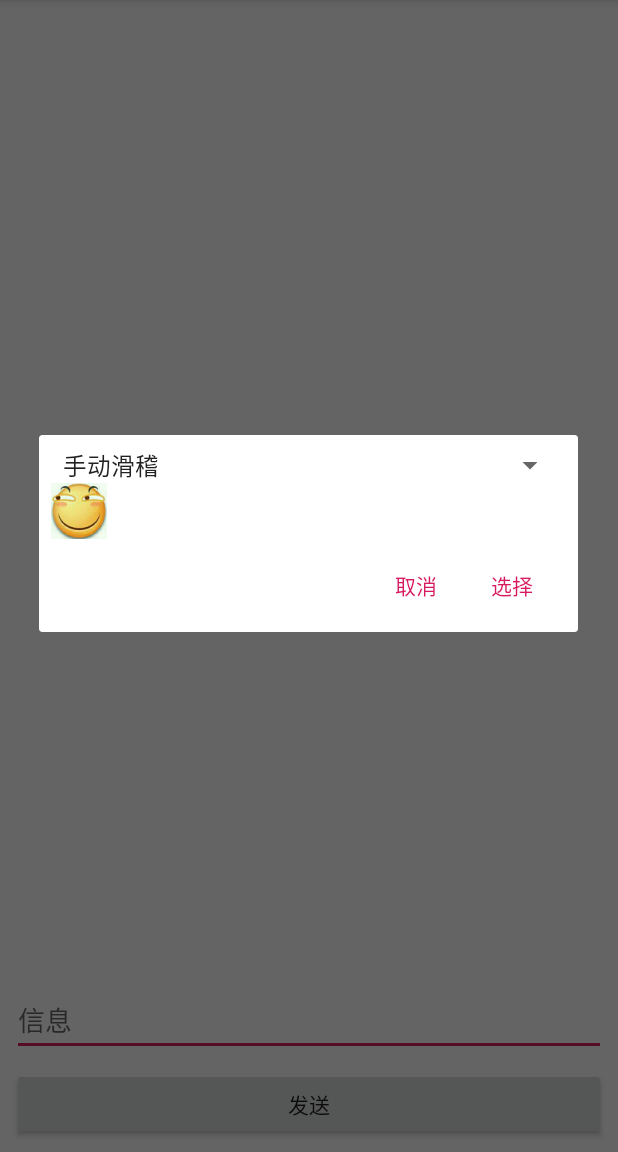
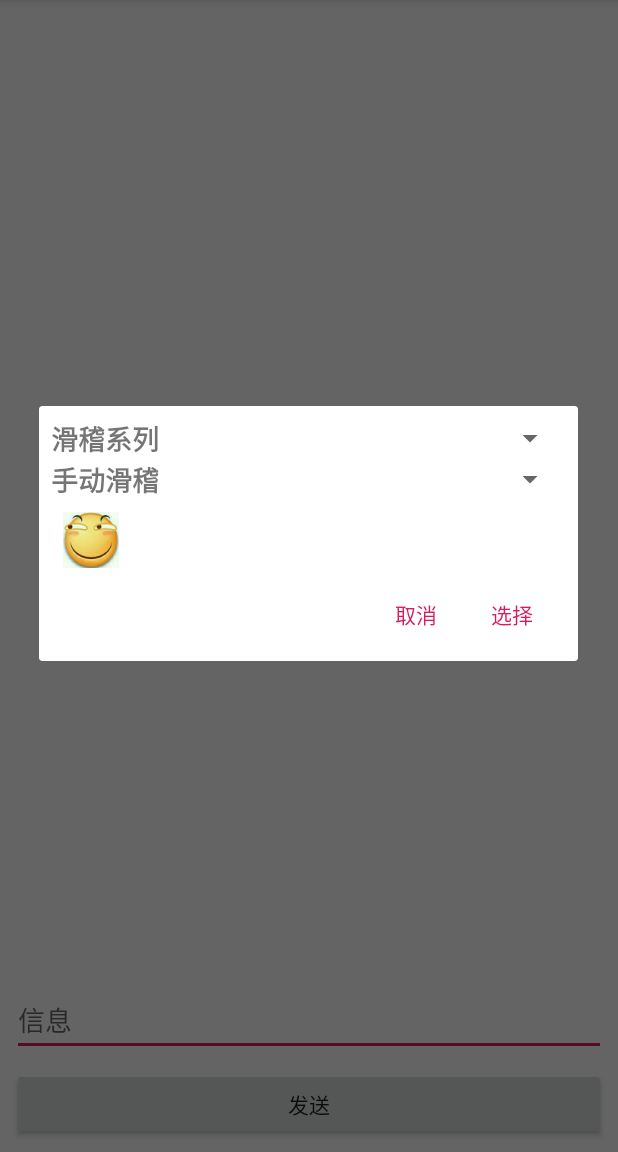
Before and after one commit to QZero233/bt_client_android, an Android app: the ChatActivity screen opened directly, with no data from a screen before it, after a tap on an icon or button, on a phone screen of 412 x 824 dp, the part 84-1236 px from its top. Run offline under Robolectric (Android 15) with nearby library versions, the phone set to English and light mode, and no system bars; 3 statements that could not run were skipped.

```diff
--- a/app/build.gradle
+++ b/app/build.gradle
@@ -7,7 +7,7 @@ android {
         minSdkVersion 19
         targetSdkVersion 28
         versionCode 7
-        versionName "4.0ita"
+        versionName "4.0ita-upgraded"
         testInstrumentationRunner "android.support.test.runner.AndroidJUnitRunner"
     }
     buildTypes {
--- a/app/src/main/java/com/nasa/bt/BugTelegramApplication.java
+++ b/app/src/main/java/com/nasa/bt/BugTelegramApplication.java
@@ -2,6 +2,7 @@ package com.nasa.bt;
 
 import android.app.Application;
 
+import com.nasa.bt.crypt.KeyUtils;
 import com.nasa.bt.log.AppLogConfigurator;
 import com.nasa.bt.loop.MessageLoopUtils;
 
@@ -21,6 +22,7 @@ public class BugTelegramApplication extends Application {
     public void onCreate() {
         super.onCreate();
         AppLogConfigurator.configure();
+        KeyUtils.initContext(this);
         MessageLoopUtils.initContext(this);
     }
 
--- a/app/src/main/java/com/nasa/bt/ChatActivity.java
+++ b/app/src/main/java/com/nasa/bt/ChatActivity.java
@@ -5,8 +5,6 @@ import android.content.DialogInterface;
 import android.content.Intent;
 import android.graphics.Color;
 import android.os.Bundle;
-import android.os.Handler;
-import android.os.Message;
 import android.support.v7.app.AlertDialog;
 import android.support.v7.app.AppCompatActivity;
 import android.text.TextUtils;
@@ -16,6 +14,7 @@ import android.view.MenuItem;
 import android.view.View;
 import android.view.ViewGroup;
 import android.widget.AdapterView;
+import android.widget.ArrayAdapter;
 import android.widget.BaseAdapter;
 import android.widget.Button;
 import android.widget.EditText;
@@ -40,10 +39,12 @@ import com.nasa.bt.loop.MessageLoopUtils;
 import com.nasa.bt.loop.SendDatagramUtils;
 import com.nasa.bt.session.SessionProcessor;
 import com.nasa.bt.session.SessionProcessorFactory;
+import com.nasa.bt.utils.ImageUtils;
 import com.nasa.bt.utils.LocalSettingsUtils;
 import com.nasa.bt.utils.TimeUtils;
 import com.nasa.bt.utils.UUIDUtils;
 
+import java.util.ArrayList;
 import java.util.HashMap;
 import java.util.List;
 import java.util.Map;
@@ -60,6 +61,8 @@ public class ChatActivity extends AppCompatActivity implements AdapterView.OnIte
     private SessionEntity sessionEntity;
     private SessionProcessor processor;
     private String dstUid, srcUid;
+
+
 
     private DatagramListener changedListener=new DatagramListener() {
         @Override
@@ -179,17 +182,39 @@ public class ChatActivity extends AppCompatActivity implements AdapterView.OnIte
     private void showImageDialog(){
         AlertDialog.Builder builder=new AlertDialog.Builder(this);
 
-        View v=View.inflate(this,R.layout.view_images,null);
-        final Spinner spinner=v.findViewById(R.id.sp);
+        View v=View.inflate(this,R.layout.view_show_images,null);
+        final Spinner spinnerSeries=v.findViewById(R.id.sp_series);
+        final Spinner spinnerDetail=v.findViewById(R.id.sp_detail);
         final ImageView iv=v.findViewById(R.id.iv);
 
-        spinner.setOnItemSelectedListener(new AdapterView.OnItemSelectedListener() {
+        Object[] keys= ImageUtils.images.keySet().toArray();
+        ArrayAdapter arrayAdapter=new ArrayAdapter(this,R.layout.item_image_sp,keys);
+        spinnerSeries.setAdapter(arrayAdapter);
+
+        spinnerSeries.setOnItemSelectedListener(new AdapterView.OnItemSelectedListener() {
             @Override
             public void onItemSelected(AdapterView<?> adapterView, View view, int i, long l) {
-                int img=ChatMsgAdapter.textToImage(spinner.getSelectedItem().toString());
-                if(img!=-1){
-                    iv.setImageResource(img);
-                }
+                List<String> detail=ImageUtils.images.get(spinnerSeries.getSelectedItem().toString());
+                if(detail==null)
+                    return;
+
+                ArrayAdapter arrayAdapter=new ArrayAdapter(ChatActivity.this,R.layout.item_image_sp,detail);
+                spinnerDetail.setAdapter(arrayAdapter);
+                spinnerDetail.setSelection(0);
+            }
+
+            @Override
+            public void onNothingSelected(AdapterView<?> adapterView) {
+
+            }
+        });
+
+        spinnerDetail.setOnItemSelectedListener(new AdapterView.OnItemSelectedListener() {
+            @Override
+            public void onItemSelected(AdapterView<?> adapterView, View view, int i, long l) {
+                int image=ImageUtils.textToImage(spinnerDetail.getSelectedItem().toString());
+                if(image!=-1)
+                    iv.setImageResource(image);
             }
 
             @Override
@@ -203,7 +228,7 @@ public class ChatActivity extends AppCompatActivity implements AdapterView.OnIte
         builder.setPositiveButton("选择", new DialogInterface.OnClickListener() {
             @Override
             public void onClick(DialogInterface dialogInterface, int i) {
-                et_msg.setText(spinner.getSelectedItem().toString());
+                et_msg.setText(spinnerDetail.getSelectedItem().toString());
             }
         });
 
@@ -350,52 +375,6 @@ class ChatMsgAdapter extends BaseAdapter {
         return 0;
     }
 
-    public static int textToImage(String text) {
-        if (TextUtils.isEmpty(text))
-            return -1;
-        if (text.equals("手动滑稽"))
-            return R.mipmap.sdhj;
-        if (text.equals("党员滑稽"))
-            return R.mipmap.dyhj;
-        if (text.equals("党旗"))
-            return R.mipmap.cpc;
-        if (text.equals("国旗"))
-            return R.mipmap.prc;
-        if (text.equals("北社"))
-            return R.mipmap.nacp;
-        if (text.equals("问号滑稽"))
-            return R.mipmap.whhj;
-        if (text.equalsIgnoreCase("NASA"))
-            return R.mipmap.nasa;
-        if (text.equals("鸡你太美"))
-            return R.mipmap.jntm1;
-        if (text.equals("鸡你太美2"))
-            return R.mipmap.jntm2;
-        if (text.equals("鸡你太美3"))
-            return R.mipmap.jntm3;
-        if (text.equals("鸡你太美4"))
-            return R.mipmap.jntm4;
-        if (text.equals("鸡你太美5"))
-            return R.mipmap.jntm5;
-        if (text.equals("鸡你太美6"))
-            return R.mipmap.jntm6;
-        if (text.equals("鸡你太美7"))
-            return R.mipmap.jntm7;
-        if (text.equals("鸡你太美8"))
-            return R.mipmap.jntm8;
-        if (text.equals("鸡你太美9"))
-            return R.mipmap.jntm9;
-        if (text.equals("鸡你太美10"))
-            return R.mipmap.jntm10;
-        if (text.equals("鸡你太美11"))
-            return R.mipmap.jntm11;
-        if (text.equals("鸡你太美12"))
-            return R.mipmap.jntm12;
-
-
-        return -1;
-    }
-
     @Override
     public View getView(int i, View view, ViewGroup viewGroup) {
 
@@ -425,7 +404,7 @@ class ChatMsgAdapter extends BaseAdapter {
         } else
             tv_status.setVisibility(View.GONE);
 
-        int image = textToImage(content);
+        int image = ImageUtils.textToImage(content);
         if (image == -1)
             tv_msg.setText(content);
         else {
--- a/app/src/main/java/com/nasa/bt/MainActivity.java
+++ b/app/src/main/java/com/nasa/bt/MainActivity.java
@@ -13,7 +13,6 @@ import android.widget.Toast;
 
 import com.nasa.bt.cls.ActionReport;
 import com.nasa.bt.cls.Datagram;
-import com.nasa.bt.crypt.KeyUtils;
 import com.nasa.bt.data.LocalDatabaseHelper;
 import com.nasa.bt.loop.ActionReportListener;
 import com.nasa.bt.loop.MessageLoopService;
@@ -67,7 +66,6 @@ public class MainActivity extends AppCompatActivity {
         }
 
         LocalDatabaseHelper.reset(this);
-        KeyUtils.initContext(this);
 
         setTitle("正在连接服务器.......");
         startService(new Intent(this, MessageLoopService.class));
--- /dev/null
+++ b/app/src/main/java/com/nasa/bt/utils/ImageUtils.java
@@ -0,0 +1,83 @@
+package com.nasa.bt.utils;
+
+import android.text.TextUtils;
+
+import com.nasa.bt.R;
+
+import java.util.ArrayList;
+import java.util.HashMap;
+import java.util.List;
+import java.util.Map;
+
+public class ImageUtils {
+
+    public static Map<String, List<String>> images=new HashMap<>();
+    static{
+        List<String> hj=new ArrayList<>();
+        hj.add("手动滑稽");
+        hj.add("问号滑稽");
+        hj.add("党员滑稽");
+        images.put("滑稽系列",hj);
+
+        List<String> bz=new ArrayList<>();
+        bz.add("国旗");
+        bz.add("党旗");
+        bz.add("北社");
+        bz.add("NASA");
+        images.put("标志系列",bz);
+
+        List<String> cxk=new ArrayList<>();
+        cxk.add("鸡你太美");
+        for(int i=2;i<=12;i++){
+            cxk.add("鸡你太美"+i);
+        }
+        images.put("CXK系列",cxk);
+    }
+
+    public static int textToImage(String text) {
+        if (TextUtils.isEmpty(text))
+            return -1;
+        if (text.equals("手动滑稽"))
+            return R.mipmap.sdhj;
+        if (text.equals("党员滑稽"))
+            return R.mipmap.dyhj;
+        if (text.equals("党旗"))
+            return R.mipmap.cpc;
+        if (text.equals("国旗"))
+            return R.mipmap.prc;
+        if (text.equals("北社"))
+            return R.mipmap.nacp;
+        if (text.equals("问号滑稽"))
+            return R.mipmap.whhj;
+        if (text.equalsIgnoreCase("NASA"))
+            return R.mipmap.nasa;
+        if (text.equals("鸡你太美"))
+            return R.mipmap.jntm1;
+        if (text.equals("鸡你太美2"))
+            return R.mipmap.jntm2;
+        if (text.equals("鸡你太美3"))
+            return R.mipmap.jntm3;
+        if (text.equals("鸡你太美4"))
+            return R.mipmap.jntm4;
+        if (text.equals("鸡你太美5"))
+            return R.mipmap.jntm5;
+        if (text.equals("鸡你太美6"))
+            return R.mipmap.jntm6;
+        if (text.equals("鸡你太美7"))
+            return R.mipmap.jntm7;
+        if (text.equals("鸡你太美8"))
+            return R.mipmap.jntm8;
+        if (text.equals("鸡你太美9"))
+            return R.mipmap.jntm9;
+        if (text.equals("鸡你太美10"))
+            return R.mipmap.jntm10;
+        if (text.equals("鸡你太美11"))
+            return R.mipmap.jntm11;
+        if (text.equals("鸡你太美12"))
+            return R.mipmap.jntm12;
+
+
+        return -1;
+    }
+
+}
--- /dev/null
+++ b/app/src/main/res/layout/item_image_sp.xml
@@ -0,0 +1,7 @@
+<?xml version="1.0" encoding="utf-8"?>
+<TextView
+    xmlns:android="http://schemas.android.com/apk/res/android"
+    android:layout_width="match_parent"
+    android:layout_height="wrap_content"
+    android:textStyle="bold"
+    android:textSize="18sp"/>
--- a/app/src/main/res/layout/view_images.xml
+++ b/app/src/main/res/layout/view_show_images.xml
@@ -2,27 +2,38 @@
 <android.support.constraint.ConstraintLayout
     xmlns:android="http://schemas.android.com/apk/res/android"
     xmlns:app="http://schemas.android.com/apk/res-auto"
+    xmlns:tools="http://schemas.android.com/tools"
     android:layout_width="match_parent"
     android:layout_height="match_parent">
 
     <Spinner
-        android:id="@+id/sp"
+        android:id="@+id/sp_series"
         android:layout_width="match_parent"
         android:layout_height="wrap_content"
         android:layout_marginStart="8dp"
         android:layout_marginEnd="8dp"
         android:layout_marginTop="8dp"
-        android:entries="@array/view_image_sp"
         app:layout_constraintEnd_toEndOf="parent"
         app:layout_constraintStart_toStartOf="parent"
         app:layout_constraintTop_toTopOf="parent" />
+
+    <Spinner
+        android:id="@+id/sp_detail"
+        android:layout_width="match_parent"
+        android:layout_height="wrap_content"
+        android:layout_marginStart="8dp"
+        android:layout_marginEnd="8dp"
+        app:layout_constraintEnd_toEndOf="parent"
+        app:layout_constraintStart_toStartOf="parent"
+        app:layout_constraintTop_toBottomOf="@+id/sp_series" />
 
     <ImageView
         android:id="@+id/iv"
         android:layout_width="wrap_content"
         android:layout_height="wrap_content"
-        android:layout_marginStart="8dp"
+        android:layout_marginStart="16dp"
+        android:layout_marginTop="8dp"
         app:layout_constraintStart_toStartOf="parent"
-        app:layout_constraintTop_toBottomOf="@+id/sp"
+        app:layout_constraintTop_toBottomOf="@+id/sp_detail"
         app:srcCompat="@mipmap/sdhj" />
 </android.support.constraint.ConstraintLayout>
--- a/app/src/main/res/values/view_image_sp.xml
+++ /dev/null
@@ -1,26 +0,0 @@
-<?xml version="1.0" encoding="utf-8"?>
-<resources>
-
-    <array name="view_image_sp">
-        <item>手动滑稽</item>
-        <item>问号滑稽</item>
-        <item>党员滑稽</item>
-        <item>党旗</item>
-        <item>国旗</item>
-        <item>北社</item>
-        <item>NASA</item>
-        <item>鸡你太美</item>
-        <item>鸡你太美2</item>
-        <item>鸡你太美3</item>
-        <item>鸡你太美4</item>
-        <item>鸡你太美5</item>
-        <item>鸡你太美6</item>
-        <item>鸡你太美7</item>
-        <item>鸡你太美8</item>
-        <item>鸡你太美9</item>
-        <item>鸡你太美10</item>
-        <item>鸡你太美11</item>
-        <item>鸡你太美12</item>
-    </array>
-
-</resources>
```
